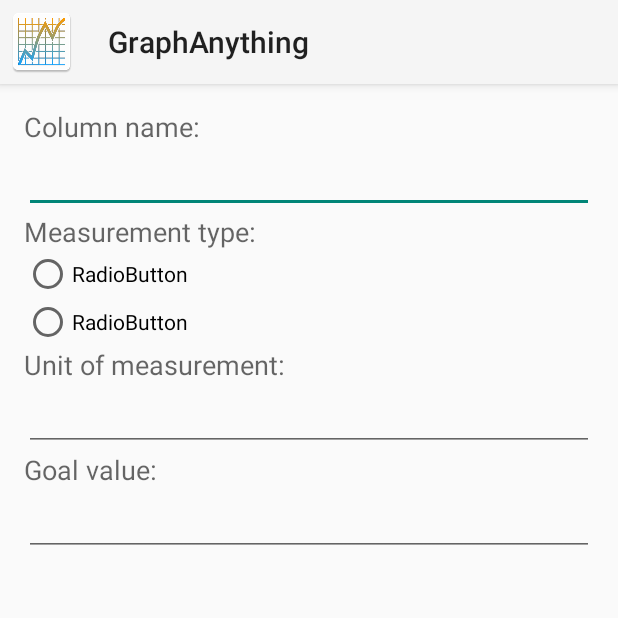
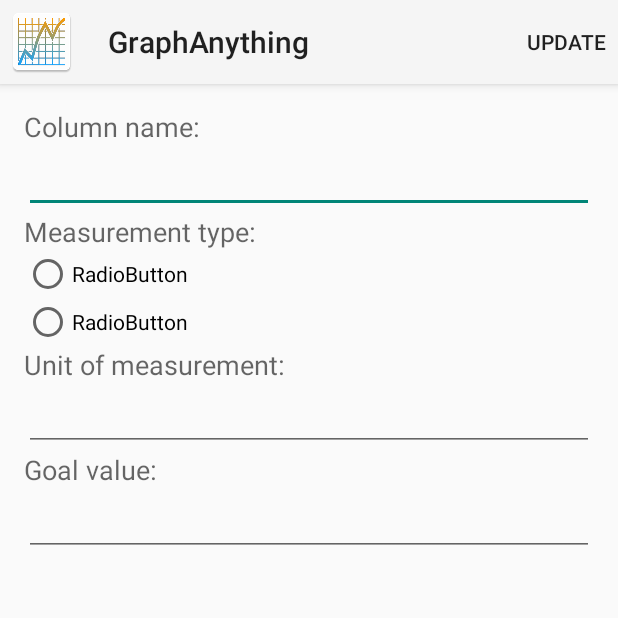
Before and after one commit to tkrajina/GraphAnything, an Android app: the GraphColumnActivity screen opened directly, with no data from a screen before it, on a phone screen of 412 x 824 dp, the top half of it. Run offline under Robolectric (Android 15) with nearby library versions, the phone set to English and light mode, and no system bars; 7 statements that could not run were skipped.

Commit message:
After editing column, redirect to graph

```diff
--- a/graphanything/src/main/java/info/puzz/graphanything/activities/GraphColumnActivity.java
+++ b/graphanything/src/main/java/info/puzz/graphanything/activities/GraphColumnActivity.java
@@ -3,6 +3,7 @@ package info.puzz.graphanything.activities;
 import android.app.AlertDialog;
 import android.content.Intent;
 import android.os.Bundle;
+import android.view.Menu;
 import android.view.MenuItem;
 import android.widget.CompoundButton;
 import android.widget.EditText;
@@ -56,6 +57,12 @@ public class GraphColumnActivity extends BaseActivity {
         setupUnitTypeRadioButtons();
     }
 
+    @Override
+    public boolean onCreateOptionsMenu(Menu menu) {
+        getMenuInflater().inflate(R.menu.menu_graph_column, menu);
+        return true;
+    }
+
     public void onSave(MenuItem item) {
         graph.unit = unitOfMeasurementEditText.getText().toString();
         String goalStr = goalEditText.getText().toString().trim();
@@ -75,6 +82,8 @@ public class GraphColumnActivity extends BaseActivity {
                 return;
             }
         }
+
+        GraphActivity.start(this, graph);
     }
 
 
--- /dev/null
+++ b/graphanything/src/main/res/menu/menu_graph_column.xml
@@ -0,0 +1,14 @@
+<menu xmlns:android="http://schemas.android.com/apk/res/android"
+    xmlns:app="http://schemas.android.com/apk/res-auto"
+    xmlns:tools="http://schemas.android.com/tools"
+    tools:context="info.puzz.graphanything.activities.GraphColumnActivity">
+
+    <item
+        android:id="@+id/action_update_raw_data"
+        android:title="@string/update"
+        android:orderInCategory="100"
+        app:showAsAction="always"
+        android:onClick="onSave"
+        />
+
+</menu>
```
Also changed, not shown: graphanything/src/main/java/info/puzz/graphanything/activities/GraphActivity.java (+12 -5 lines).
